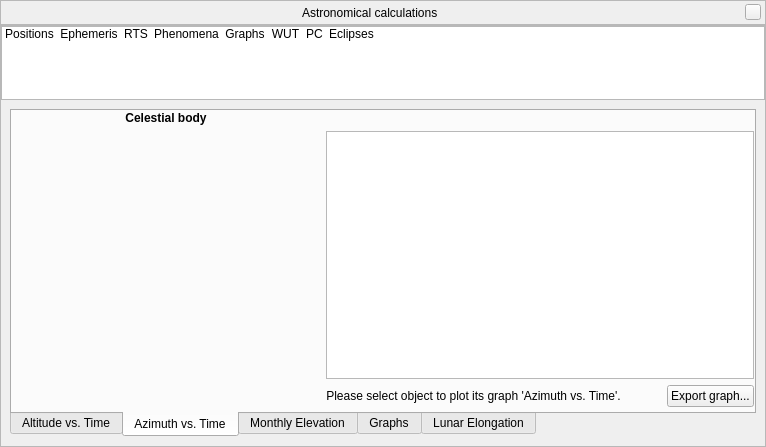
This is src/gui/astroCalcDialog.ui in Stellarium/stellarium as Qt 5 draws it before an edit. The edited form follows.
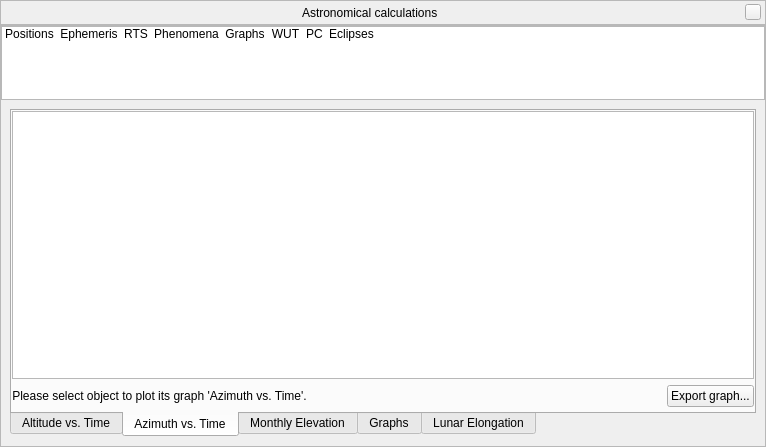
This is the edited form. The open tabs and pages were chosen to show the change. Icons and pictures are not drawn. Custom widgets are drawn as their Qt base class.

Commit message: Removed old aziVsTimePlot and accessories

```diff
--- a/src/gui/astroCalcDialog.ui
+++ b/src/gui/astroCalcDialog.ui
@@ -1601,31 +1601,6 @@
                <number>4</number>
               </property>
               <item row="1" column="0">
-               <widget class="QCustomPlot" name="aziVsTimePlot" native="true">
-                <property name="sizePolicy">
-                 <sizepolicy hsizetype="Expanding" vsizetype="Expanding">
-                  <horstretch>0</horstretch>
-                  <verstretch>0</verstretch>
-                 </sizepolicy>
-                </property>
-               </widget>
-              </item>
-              <item row="0" column="0">
-               <widget class="QLabel" name="aziVsTimeTitle">
-                <property name="font">
-                 <font>
-                  <bold>true</bold>
-                 </font>
-                </property>
-                <property name="text">
-                 <string>Celestial body</string>
-                </property>
-                <property name="alignment">
-                 <set>Qt::AlignCenter</set>
-                </property>
-               </widget>
-              </item>
-              <item row="2" column="1">
                <layout class="QHBoxLayout" name="aziVsTimeHorizontalLayout">
                 <item>
                  <widget class="QLabel" name="aziVsTimeLabel">
@@ -1665,7 +1640,7 @@
                 </item>
                </layout>
               </item>
-              <item row="1" column="1">
+              <item row="0" column="0">
                <widget class="QChartView" name="aziVsTimeChartView"/>
               </item>
              </layout>
```
The commit also changes 2 other files.
